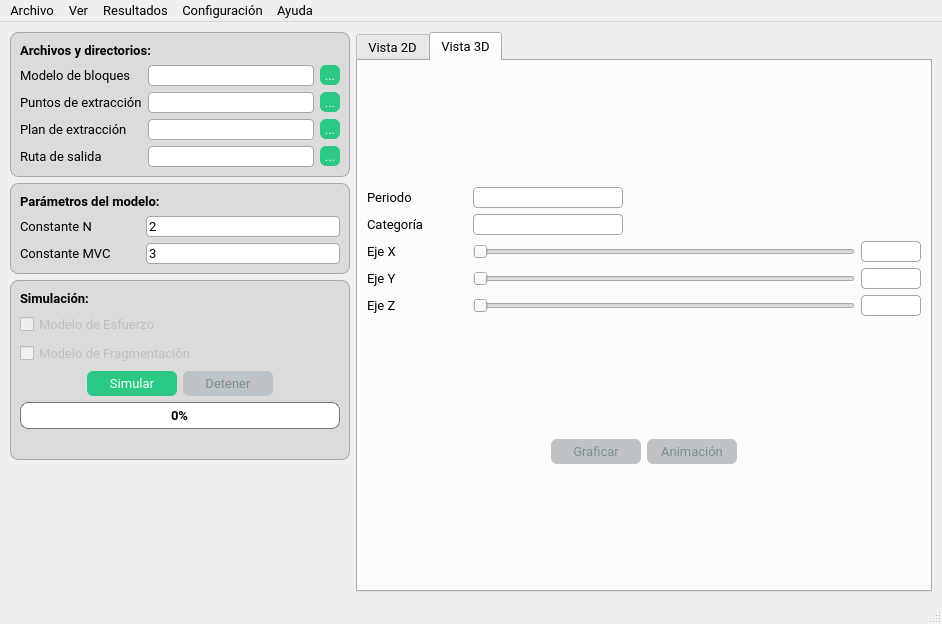
Before: the Qt Designer form ui/main_window.ui in nicguzmanm/UGMM, drawn with Qt 5.
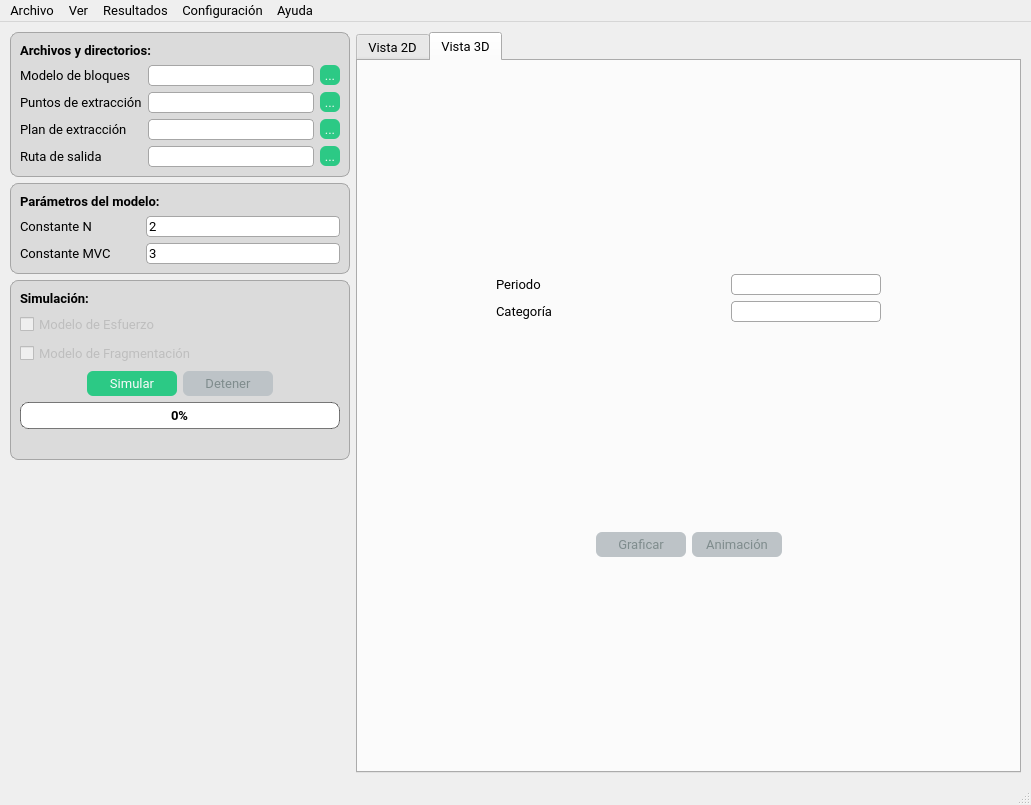
After: the same form once the commit is applied. The open tabs and pages were chosen to show the change. Icons and pictures are not drawn. Custom widgets are drawn as their Qt base class.

Diff of the .ui file:
```diff
--- a/ui/main_window.ui
+++ b/ui/main_window.ui
@@ -6,8 +6,8 @@
    <rect>
     <x>0</x>
     <y>0</y>
-    <width>942</width>
-    <height>624</height>
+    <width>1031</width>
+    <height>805</height>
    </rect>
   </property>
   <property name="windowTitle">
@@ -961,29 +961,6 @@
             </property>
            </widget>
           </item>
-          <item row="2" column="1">
-           <widget class="QRangeSlider" name="horizontalSlider_4">
-            <property name="enabled">
-             <bool>false</bool>
-            </property>
-            <property name="orientation">
-             <enum>Qt::Horizontal</enum>
-            </property>
-           </widget>
-          </item>
-          <item row="2" column="2">
-           <widget class="QLineEdit" name="lineEdit_12">
-            <property name="enabled">
-             <bool>false</bool>
-            </property>
-            <property name="maximumSize">
-             <size>
-              <width>60</width>
-              <height>16777215</height>
-             </size>
-            </property>
-           </widget>
-          </item>
           <item row="1" column="1">
            <widget class="QComboBox" name="cat3d">
             <property name="sizePolicy">
@@ -1000,79 +977,6 @@
             </property>
            </widget>
           </item>
-          <item row="3" column="1">
-           <widget class="QRangeSlider" name="horizontalSlider_5">
-            <property name="enabled">
-             <bool>false</bool>
-            </property>
-            <property name="orientation">
-             <enum>Qt::Horizontal</enum>
-            </property>
-           </widget>
-          </item>
-          <item row="3" column="2">
-           <widget class="QLineEdit" name="lineEdit_13">
-            <property name="enabled">
-             <bool>false</bool>
-            </property>
-            <property name="maximumSize">
-             <size>
-              <width>60</width>
-              <height>16777215</height>
-             </size>
-            </property>
-           </widget>
-          </item>
-          <item row="4" column="1">
-           <widget class="QRangeSlider" name="horizontalSlider_6">
-            <property name="enabled">
-             <bool>false</bool>
-            </property>
-            <property name="orientation">
-             <enum>Qt::Horizontal</enum>
-            </property>
-           </widget>
-          </item>
-          <item row="4" column="2">
-           <widget class="QLineEdit" name="lineEdit_14">
-            <property name="enabled">
-             <bool>false</bool>
-            </property>
-            <property name="sizePolicy">
-             <sizepolicy hsizetype="Fixed" vsizetype="Fixed">
-              <horstretch>0</horstretch>
-              <verstretch>0</verstretch>
-             </sizepolicy>
-            </property>
-            <property name="maximumSize">
-             <size>
-              <width>60</width>
-              <height>16777215</height>
-             </size>
-            </property>
-           </widget>
-          </item>
-          <item row="2" column="0">
-           <widget class="QLabel" name="label_17">
-            <property name="text">
-             <string>Eje X</string>
-            </property>
-           </widget>
-          </item>
-          <item row="3" column="0">
-           <widget class="QLabel" name="label_18">
-            <property name="text">
-             <string>Eje Y</string>
-            </property>
-           </widget>
-          </item>
-          <item row="4" column="0">
-           <widget class="QLabel" name="label_19">
-            <property name="text">
-             <string>Eje Z</string>
-            </property>
-           </widget>
-          </item>
          </layout>
         </item>
         <item>
@@ -1163,7 +1067,7 @@
     <rect>
      <x>0</x>
      <y>0</y>
-     <width>942</width>
+     <width>1031</width>
      <height>22</height>
     </rect>
    </property>
@@ -1262,13 +1166,6 @@
    </property>
   </action>
  </widget>
- <customwidgets>
-  <customwidget>
-   <class>QRangeSlider</class>
-   <extends>QSlider</extends>
-   <header>superqt.sliders</header>
-  </customwidget>
- </customwidgets>
  <resources/>
  <connections/>
 </ui>
```
Left out of the diff: 42 changed lines with no effect on the pictures.
